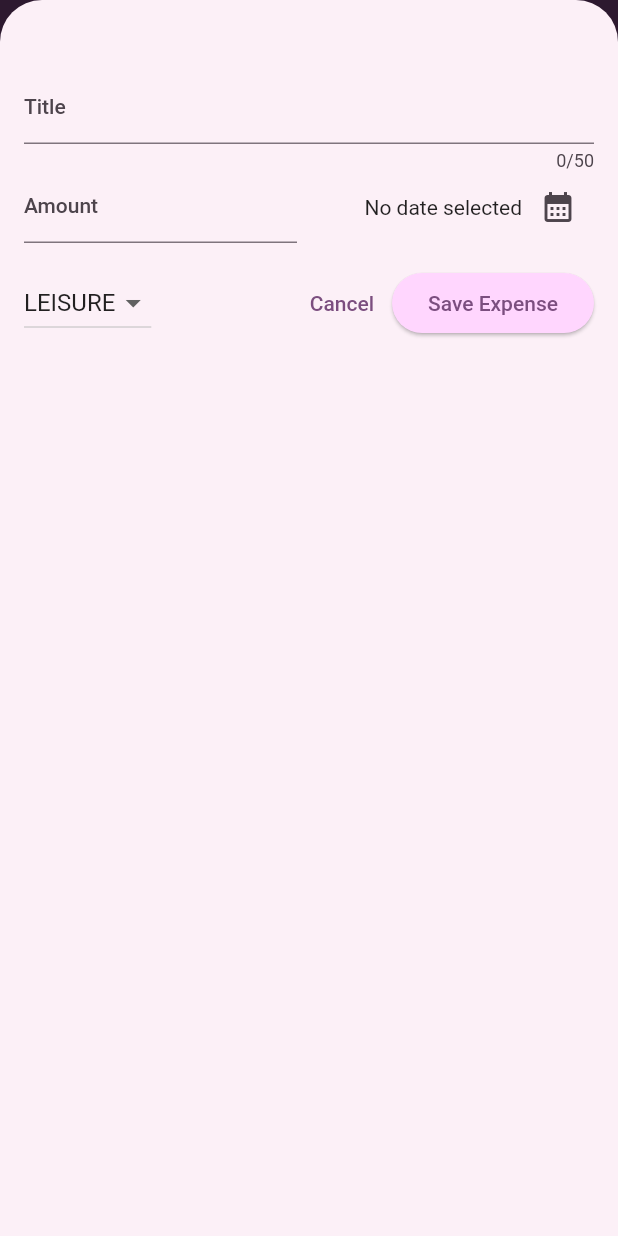
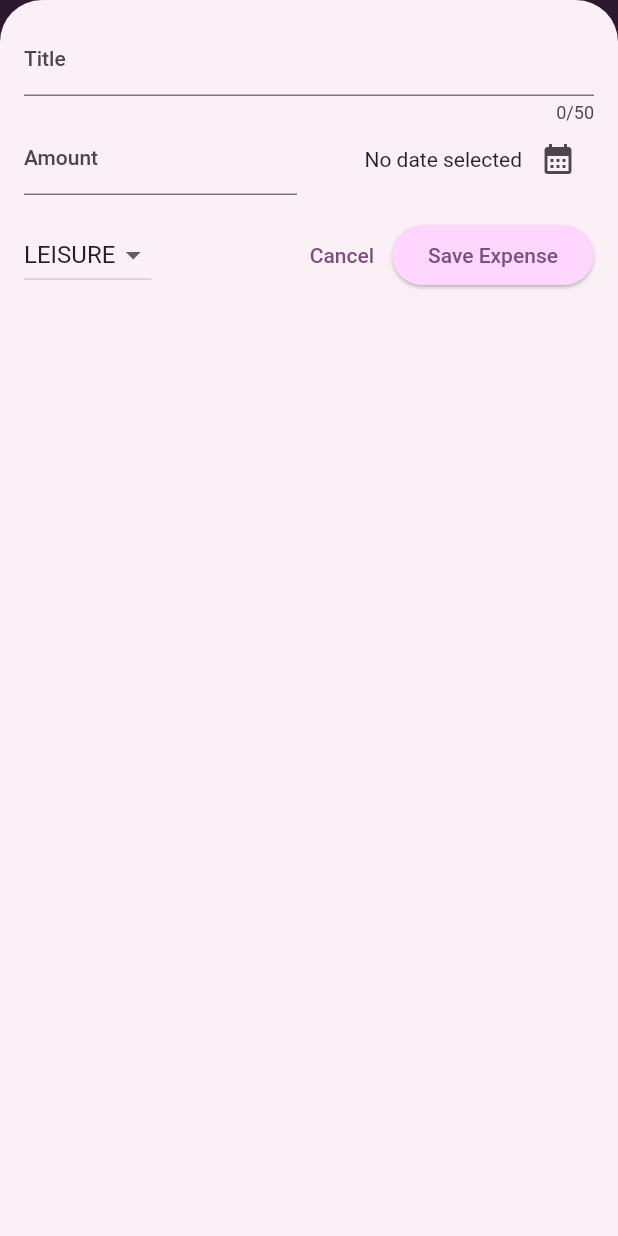
Before and after one commit to Chloe-R-Rowley/expense_tracker, a Flutter app: the screen it shows after launch, after a tap on the "add" icon, on a phone screen of 412 x 824 dp. Run offline on Flutter 3.47's test engine with Material 2 defaults, Android fonts, the phone set to English and light mode, and no system bars.

Commit message:
final completed app

```diff
--- a/lib/main.dart
+++ b/lib/main.dart
@@ -1,4 +1,5 @@
 import 'package:flutter/material.dart';
+// import 'package:flutter/services.dart';
 import 'package:expense_tracker/widgets/expenses.dart';
 
 var kColorScheme = ColorScheme.fromSeed(
@@ -10,6 +11,10 @@ var kDarkColorScheme = ColorScheme.fromSeed(
   seedColor: const Color.fromARGB(255, 50, 0, 60),
 );
 void main() {
+  // WidgetsFlutterBinding.ensureInitialized();
+  // SystemChrome.setPreferredOrientations([
+  //   DeviceOrientation.portraitUp,
+  // ]).then((fn) {
   runApp(
     MaterialApp(
       darkTheme: ThemeData.dark().copyWith(
@@ -53,4 +58,5 @@ void main() {
       home: const Expenses(),
     ),
   );
+//   });
 }
--- a/lib/widgets/expenses.dart
+++ b/lib/widgets/expenses.dart
@@ -31,6 +31,7 @@ class _ExpensesState extends State<Expenses> {
 
   void _openAddExpenseOverlay() {
     showModalBottomSheet(
+      useSafeArea: true,
       isScrollControlled: true,
       context: context,
       builder: (ctx) => NewExpense(onAddExpense: _addExpense),
@@ -66,6 +67,7 @@ class _ExpensesState extends State<Expenses> {
 
   @override
   Widget build(BuildContext context) {
+    final width = MediaQuery.of(context).size.width;
     Widget mainContent = const Center(
       child: Text('No expenses found. Start adding some!'),
     );
@@ -83,12 +85,21 @@ class _ExpensesState extends State<Expenses> {
               icon: const Icon(Icons.add), onPressed: _openAddExpenseOverlay),
         ],
       ),
-      body: Column(
-        children: [
-          Chart(expenses: _registeredExpenses),
-          Expanded(child: mainContent),
-        ],
-      ),
+      body: width < 550
+          ? Column(
+              children: [
+                Chart(expenses: _registeredExpenses),
+                Expanded(child: mainContent),
+              ],
+            )
+          : Row(
+              children: [
+                Expanded(
+                  child: Chart(expenses: _registeredExpenses),
+                ),
+                Expanded(child: mainContent),
+              ],
+            ),
     );
   }
 }
--- a/lib/widgets/new_expense.dart
+++ b/lib/widgets/new_expense.dart
@@ -1,3 +1,5 @@
+import 'dart:io';
+import 'package:flutter/cupertino.dart';
 import 'package:flutter/material.dart';
 import 'package:expense_tracker/models/expense.dart';
 
@@ -31,12 +33,25 @@ class _NewExpenseState extends State<NewExpense> {
     });
   }
 
-  void _submiteExpenseData() {
-    final enteredAmount = double.tryParse(_amountController.text);
-    final amountIsInvalid = enteredAmount == null || enteredAmount <= 0;
-    if (_titleController.text.trim().isEmpty ||
-        amountIsInvalid ||
-        _selectedDate == null) {
+  void _showDialog() {
+    if (Platform.isIOS) {
+      showCupertinoDialog(
+        context: context,
+        builder: (ctx) => CupertinoAlertDialog(
+          title: const Text('Invalid Input'),
+          content: const Text(
+              'Please make sure a valid title, amount, date and category was entered.'),
+          actions: [
+            TextButton(
+              onPressed: () {
+                Navigator.pop(ctx);
+              },
+              child: const Text('Okay'),
+            ),
+          ],
+        ),
+      );
+    } else {
       showDialog(
         context: context,
         builder: (ctx) => AlertDialog(
@@ -53,6 +68,16 @@ class _NewExpenseState extends State<NewExpense> {
           ],
         ),
       );
+    }
+  }
+
+  void _submiteExpenseData() {
+    final enteredAmount = double.tryParse(_amountController.text);
+    final amountIsInvalid = enteredAmount == null || enteredAmount <= 0;
+    if (_titleController.text.trim().isEmpty ||
+        amountIsInvalid ||
+        _selectedDate == null) {
+      _showDialog();
       return;
     }
     widget.onAddExpense(
@@ -74,10 +99,45 @@ class _NewExpenseState extends State<NewExpense> {
 
   @override
   Widget build(BuildContext context) {
-    return Padding(
-      padding: const EdgeInsets.fromLTRB(16, 48, 16, 16),
+    final keyboardSpace = MediaQuery.of(context).viewInsets.bottom;
+    return LayoutBuilder(builder: (ctx, constraints) {
+      final width = constraints.maxWidth;
+      return SizedBox(
+        height: double.infinity,
+        child: SingleChildScrollView(
+          child: Padding(
+            padding: EdgeInsets.fromLTRB(16, 16, 16, keyboardSpace + 16),
             child: Column(
               children: [
+                if (width >= 550)
+                  Row(
+                    crossAxisAlignment: CrossAxisAlignment.start,
+                    children: [
+                      Expanded(
+                        child: TextField(
+                          controller: _titleController,
+                          maxLength: 50,
+                          decoration: const InputDecoration(
+                            label: Text('Title'),
+                          ),
+                        ),
+                      ),
+                      const SizedBox(
+                        width: 24,
+                      ),
+                      Expanded(
+                        child: TextField(
+                          controller: _amountController,
+                          keyboardType: TextInputType.number,
+                          decoration: const InputDecoration(
+                            prefixText: '\$ ',
+                            label: Text('Amount'),
+                          ),
+                        ),
+                      ),
+                    ],
+                  )
+                else
                   TextField(
                     controller: _titleController,
                     maxLength: 50,
@@ -85,6 +145,55 @@ class _NewExpenseState extends State<NewExpense> {
                       label: Text('Title'),
                     ),
                   ),
+                if (width >= 550)
+                  Row(
+                    children: [
+                      DropdownButton(
+                        value: _selectedCategory,
+                        items: Category.values
+                            .map(
+                              (category) => DropdownMenuItem(
+                                value: category,
+                                child: Text(
+                                  category.name.toUpperCase(),
+                                ),
+                              ),
+                            )
+                            .toList(),
+                        onChanged: (value) {
+                          if (value == null) {
+                            return;
+                          }
+                          setState(
+                            () {
+                              _selectedCategory = value;
+                            },
+                          );
+                        },
+                      ),
+                      const SizedBox(
+                        width: 24,
+                      ),
+                      Expanded(
+                        child: Row(
+                          mainAxisAlignment: MainAxisAlignment.end,
+                          crossAxisAlignment: CrossAxisAlignment.center,
+                          children: [
+                            Text(
+                              _selectedDate == null
+                                  ? 'No date selected'
+                                  : formatter.format(_selectedDate!),
+                            ),
+                            IconButton(
+                              onPressed: _presentDatePicker,
+                              icon: const Icon(Icons.calendar_month),
+                            ),
+                          ],
+                        ),
+                      ),
+                    ],
+                  )
+                else
                   Row(
                     children: [
                       Expanded(
@@ -120,6 +229,23 @@ class _NewExpenseState extends State<NewExpense> {
                 const SizedBox(
                   height: 16,
                 ),
+                if (width >= 550)
+                  Row(
+                    children: [
+                      const Spacer(),
+                      TextButton(
+                        onPressed: () {
+                          Navigator.pop(context);
+                        },
+                        child: const Text('Cancel'),
+                      ),
+                      ElevatedButton(
+                        onPressed: _submiteExpenseData,
+                        child: const Text('Save Expense'),
+                      ),
+                    ],
+                  )
+                else
                   Row(
                     children: [
                       DropdownButton(
@@ -160,6 +286,9 @@ class _NewExpenseState extends State<NewExpense> {
                   ),
               ],
             ),
+          ),
+        ),
       );
+    });
   }
 }
```
Lines whose indentation alone changed are shown as unchanged.
